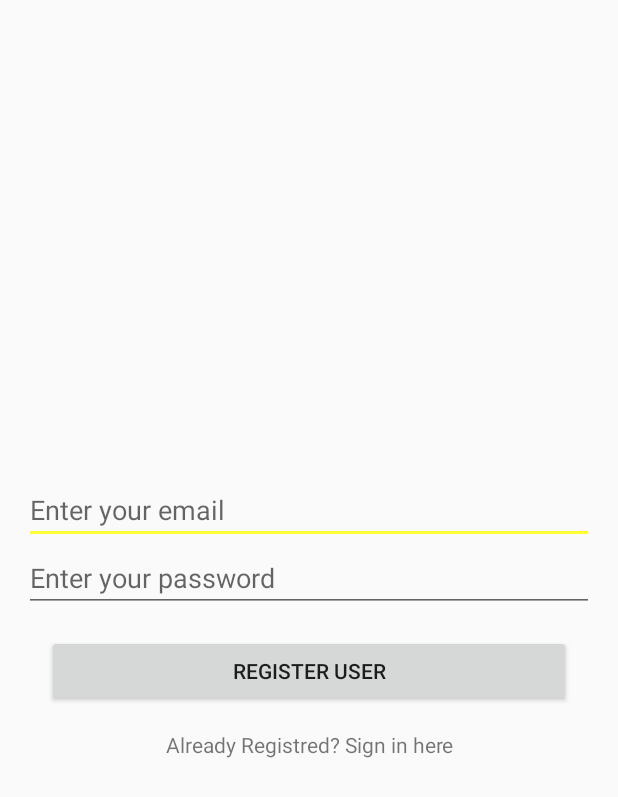
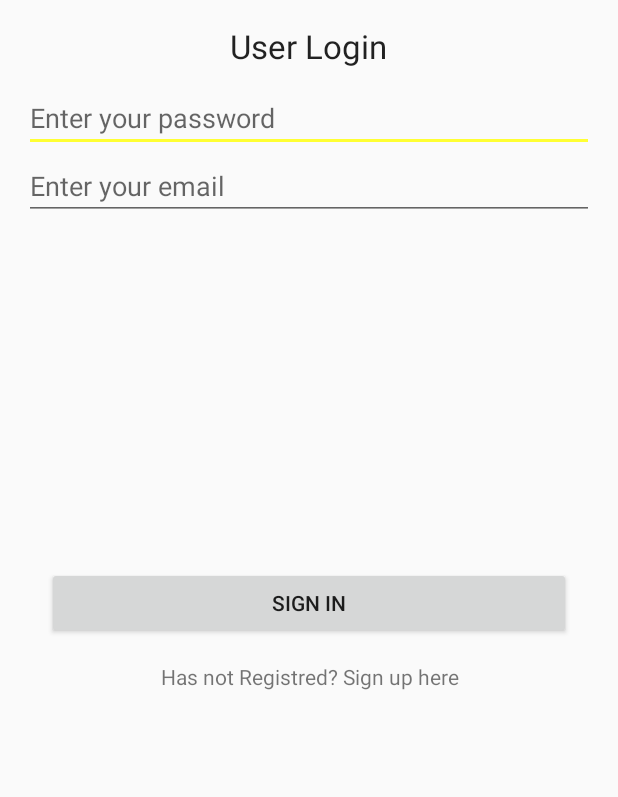
Before and after one commit to csammcgrath/TeamProject, an Android app: the layout activity_singin.xml on its own in the app's theme, with its tools: preview values and no code run, on a phone screen of 412 x 824 dp. Shown: the top 797 px of the screen. Run offline under Robolectric (Android 15) with nearby library versions, the phone set to English and light mode, and no system bars.

```diff
--- a/app/build.gradle
+++ b/app/build.gradle
@@ -28,6 +28,7 @@ dependencies {
     compile 'com.android.support:support-v4:24.2.1'
     compile 'com.android.support:design:24.2.1'
     compile 'com.google.firebase:firebase-auth:9.2.0'
+    compile 'com.google.firebase:firebase-database:9.2.0'
     testCompile 'junit:junit:4.12'
 }
 
--- a/app/src/main/java/com/example/sam/testing2/settingActivity.java
+++ b/app/src/main/java/com/example/sam/testing2/settingActivity.java
@@ -20,8 +20,11 @@ public class settingActivity extends AppCompatActivity implements View.OnClickLi
         super.onCreate(savedInstanceState);
         setContentView(R.layout.activity_setting);
 
+
         firebaseAuth = FirebaseAuth.getInstance();
         FirebaseUser user = firebaseAuth.getCurrentUser();
+
+
         buttonLogOut = (Button) findViewById(R.id.logOut);
         textView = (TextView) findViewById(R.id.textView2);
 
--- a/app/src/main/res/layout/activity_singin.xml
+++ b/app/src/main/res/layout/activity_singin.xml
@@ -15,34 +15,50 @@
         android:layout_centerVertical="true"
         android:orientation="vertical"
         android:layout_width="match_parent"
-        android:layout_height="wrap_content">
+        android:layout_height="wrap_content"
+        android:id="@+id/linearLayout">
 
-        <EditText
-            android:inputType="textEmailAddress"
-        android:hint="Enter your email"
-        android:id="@+id/editTextEmail"
-        android:layout_width="match_parent"
-        android:layout_height="wrap_content" />
-
-        <EditText
-            android:inputType="textPassword"
-            android:hint="Enter your password"
-            android:id="@+id/editTextPassword"
-            android:layout_width="match_parent"
-            android:layout_height="wrap_content" />
         <Button
             android:layout_margin="15dp"
             android:id="@+id/buttonRegister"
-            android:text="Register User"
+            android:text="Sign In"
             android:layout_width="match_parent"
             android:layout_height="wrap_content" />
 
         <TextView
             android:textAlignment="center"
-            android:text="Already Registred? Sign in here"
-            android:id="@+id/textViewSignIn"
+            android:text="Has not Registred? Sign up here"
+            android:id="@+id/textViewSignUp"
             android:layout_width="match_parent"
             android:layout_height="wrap_content" />
     </LinearLayout>
 
+    <TextView
+        android:text="User Login"
+        android:layout_width="wrap_content"
+        android:layout_height="wrap_content"
+        android:id="@+id/textView3"
+        android:textAppearance="?android:attr/textAppearanceLarge"
+        android:layout_alignParentTop="true"
+        android:layout_centerHorizontal="true" />
+
+    <EditText
+        android:inputType="textPassword"
+        android:hint="Enter your password"
+        android:id="@+id/editTextPassword"
+        android:layout_width="match_parent"
+        android:layout_height="wrap_content"
+        android:layout_marginTop="40dp"
+        android:layout_alignParentTop="true"
+        android:layout_alignParentStart="true" />
+
+    <EditText
+        android:inputType="textEmailAddress"
+    android:hint="Enter your email"
+    android:id="@+id/editTextEmail"
+    android:layout_width="match_parent"
+    android:layout_height="wrap_content"
+        android:layout_below="@+id/editTextPassword"
+        android:layout_alignParentStart="true" />
+
 </RelativeLayout>
```
Also changed, not shown: app/src/main/AndroidManifest.xml (+3 -5 lines), app/src/main/java/com/example/sam/testing2/MainActivity.java (+8 -1 lines), app/src/main/java/com/example/sam/testing2/Singin.java (+18 -15 lines), app/src/main/java/com/example/sam/testing2/SplashScreen.java (+0 -8 lines), app/src/main/java/com/example/sam/testing2/profileActivity.java (added, +91 -0 lines), app/src/main/res/layout/activity_profile.xml (added, +83 -0 lines), app/src/main/res/layout/activity_setting.xml (+5 -5 lines).
